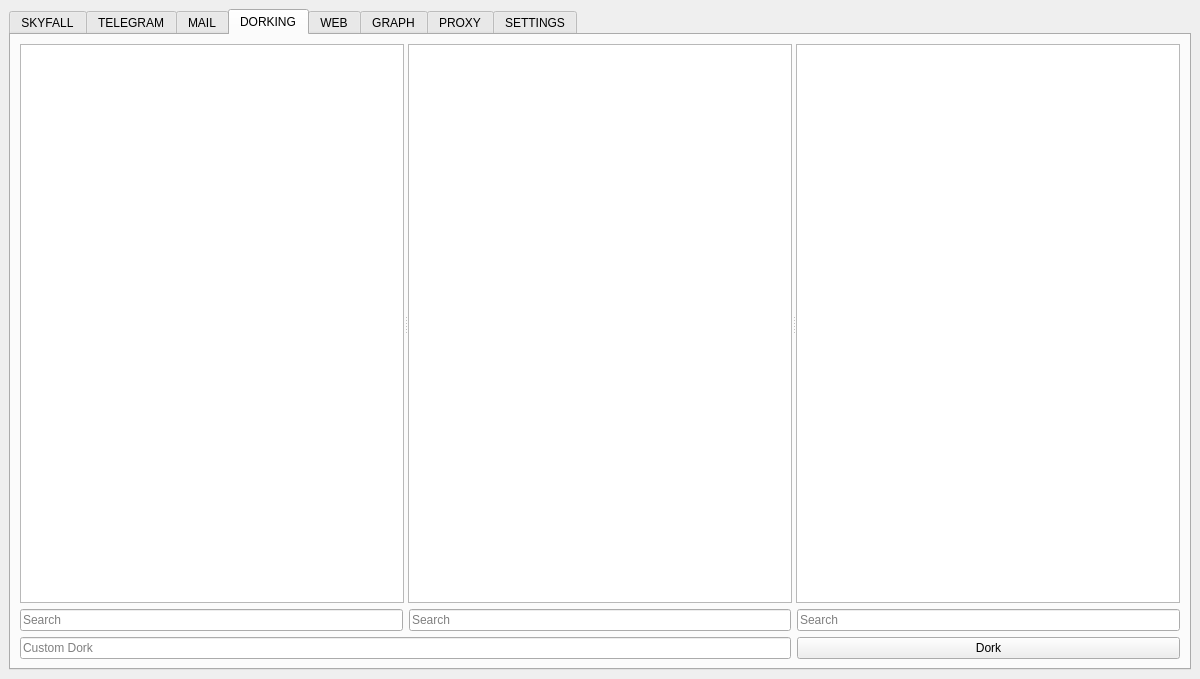
Before: the Qt Designer form resources/form.ui in Nighty3098/SkyFall, drawn with Qt 5.
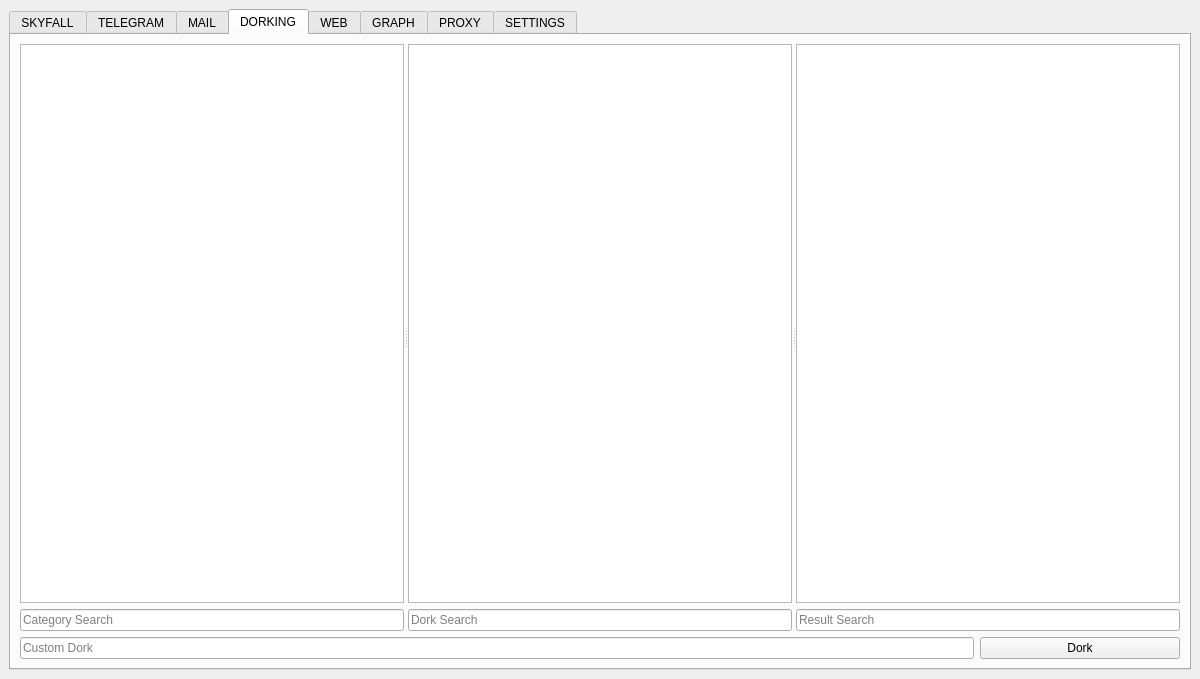
After: the same form once the commit is applied. The open tabs and pages were chosen to show the change.

Commit message: Embed search fields inside splitter sections for synchronized resizing

What changed in the file:
```diff
--- a/resources/form.ui
+++ b/resources/form.ui
@@ -448,49 +448,122 @@
        <layout class="QVBoxLayout" name="verticalLayout_12">
         <item>
          <layout class="QGridLayout" name="gridLayout_5">
-          <item row="1" column="0">
-           <widget class="QLineEdit" name="dorksCategorySearchEdit">
-            <property name="placeholderText">
-             <string>Search</string>
-            </property>
-           </widget>
-          </item>
-          <item row="3" column="0" colspan="2">
+          <item row="3" column="0" colspan="3">
+           <layout class="QHBoxLayout" name="horizontalLayout_2">
+            <item>
            <widget class="QLineEdit" name="customDorkEdit">
             <property name="placeholderText">
              <string>Custom Dork</string>
             </property>
            </widget>
           </item>
-          <item row="1" column="1">
-           <widget class="QLineEdit" name="dorksListSearchEdit">
-            <property name="placeholderText">
-             <string>Search</string>
-            </property>
-           </widget>
+            <item>
+             <widget class="QPushButton" name="dorkItButton">
+              <property name="minimumSize">
+               <size>
+                <width>200</width>
+                <height>0</height>
+               </size>
+              </property>
+              <property name="text">
+               <string>Dork</string>
+              </property>
+             </widget>
+            </item>
+           </layout>
           </item>
           <item row="0" column="0" colspan="3">
            <widget class="QSplitter" name="splitter">
             <property name="orientation">
              <enum>Qt::Orientation::Horizontal</enum>
             </property>
+            <widget class="QWidget" name="categorySection">
+             <layout class="QVBoxLayout" name="verticalLayout_14">
+              <property name="spacing">
+               <number>6</number>
+              </property>
+              <property name="leftMargin">
+               <number>0</number>
+              </property>
+              <property name="topMargin">
+               <number>0</number>
+              </property>
+              <property name="rightMargin">
+               <number>0</number>
+              </property>
+              <property name="bottomMargin">
+               <number>0</number>
+              </property>
+              <item>
             <widget class="QListWidget" name="dorksCategoryList"/>
+              </item>
+              <item>
+               <widget class="QLineEdit" name="dorksCategorySearchEdit">
+                <property name="placeholderText">
+                 <string>Category Search</string>
+                </property>
+               </widget>
+              </item>
+             </layout>
+            </widget>
+            <widget class="QWidget" name="dorksSection">
+             <layout class="QVBoxLayout" name="verticalLayout_15">
+              <property name="spacing">
+               <number>6</number>
+              </property>
+              <property name="leftMargin">
+               <number>0</number>
+              </property>
+              <property name="topMargin">
+               <number>0</number>
+              </property>
+              <property name="rightMargin">
+               <number>0</number>
+              </property>
+              <property name="bottomMargin">
+               <number>0</number>
+              </property>
+              <item>
             <widget class="QListWidget" name="dorksList"/>
+              </item>
+              <item>
+               <widget class="QLineEdit" name="dorksListSearchEdit">
+                <property name="placeholderText">
+                 <string>Dork Search</string>
+                </property>
+               </widget>
+              </item>
+             </layout>
+            </widget>
+            <widget class="QWidget" name="resultSection">
+             <layout class="QVBoxLayout" name="verticalLayout_16">
+              <property name="spacing">
+               <number>6</number>
+              </property>
+              <property name="leftMargin">
+               <number>0</number>
+              </property>
+              <property name="topMargin">
+               <number>0</number>
+              </property>
+              <property name="rightMargin">
+               <number>0</number>
+              </property>
+              <property name="bottomMargin">
+               <number>0</number>
+              </property>
+              <item>
             <widget class="QPlainTextEdit" name="dorksResult"/>
-           </widget>
-          </item>
-          <item row="3" column="2">
-           <widget class="QPushButton" name="dorkItButton">
-            <property name="text">
-             <string>Dork</string>
-            </property>
-           </widget>
-          </item>
-          <item row="1" column="2">
+              </item>
+              <item>
            <widget class="QLineEdit" name="dorksResultSearchEdit">
             <property name="placeholderText">
-             <string>Search</string>
-            </property>
+                 <string>Result Search</string>
+                </property>
+               </widget>
+              </item>
+             </layout>
+            </widget>
            </widget>
           </item>
          </layout>
```
Left out of the diff: 2 changed lines with no effect on the pictures. Lines whose indentation alone changed are shown as unchanged. The commit also changes 1 other file.
